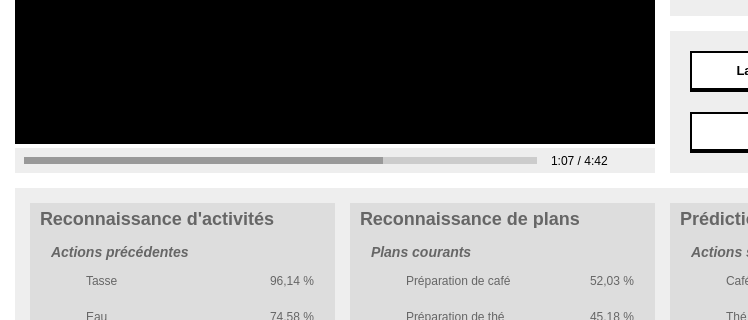
The window that src/interface/fenetreprincipale.ui (MathGravel/ImageRec) describes before a commit, drawn with Qt 5; both pictures show x 0 to 748 and y 231 to 551 of the 1005 by 665 pixel window.
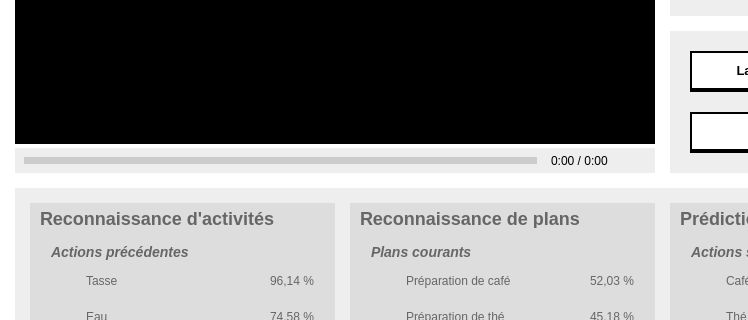
The same window after the commit. Icons and pictures are not drawn. Custom widgets are drawn as their Qt base class.

Patch:
```diff
--- a/src/interface/fenetreprincipale.ui
+++ b/src/interface/fenetreprincipale.ui
@@ -245,7 +245,7 @@
 }</string>
             </property>
             <property name="value">
-             <number>70</number>
+             <number>0</number>
             </property>
             <property name="textVisible">
              <bool>false</bool>
@@ -258,7 +258,7 @@
              <string notr="true">border:none;</string>
             </property>
             <property name="text">
-             <string>1:07 / 4:42</string>
+             <string>0:00 / 0:00</string>
             </property>
            </widget>
           </item>
```
